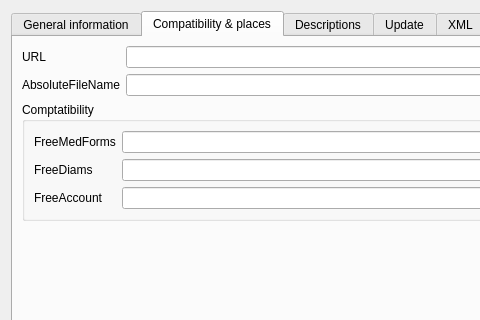
The window that libs/utils/widgets/genericdescriptioneditor.ui (FreeHealth/freehealth) describes before a commit, drawn with Qt 5; both pictures show x 0 to 480 and y 0 to 320 of the 585 by 442 pixel window.
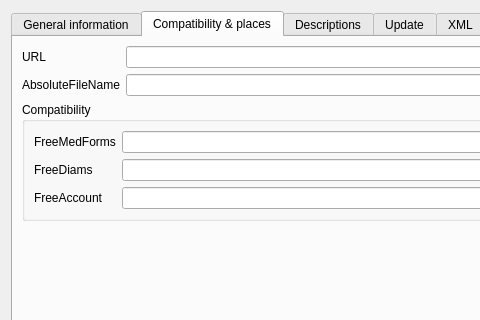
The same window after the commit. The open tabs and pages were chosen to show the change.

What changed in the file:
```diff
--- a/libs/utils/widgets/genericdescriptioneditor.ui
+++ b/libs/utils/widgets/genericdescriptioneditor.ui
@@ -144,7 +144,7 @@
        <item row="2" column="0" colspan="2">
         <widget class="QGroupBox" name="groupBox">
          <property name="title">
-          <string>Comptatibility</string>
+          <string>Compatibility</string>
          </property>
          <layout class="QGridLayout" name="gridLayout_3">
           <item row="0" column="0">
```
Left out of the diff: 2 changed lines with no effect on the pictures.
